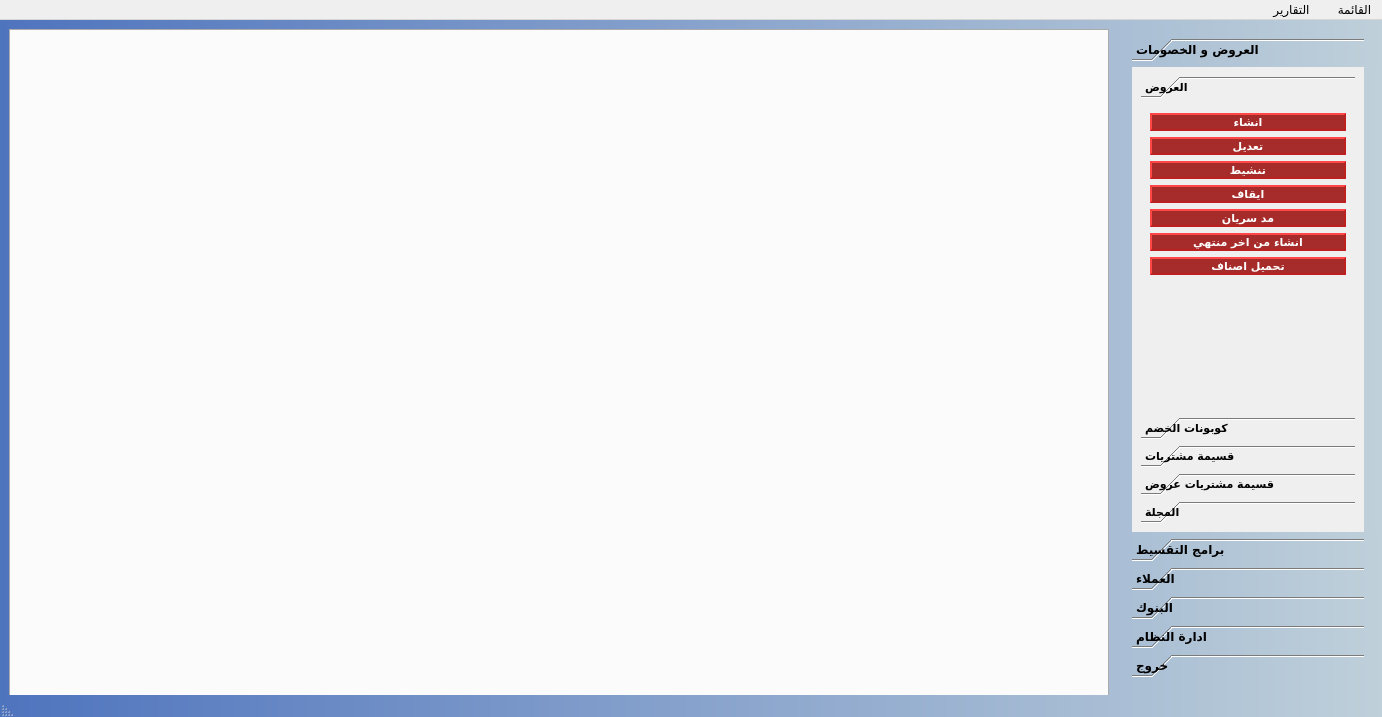
The window that presentation/main_login_ui/main3.ui (shymaa123456/HyperPOS2020) describes before a commit, drawn with Qt 5.
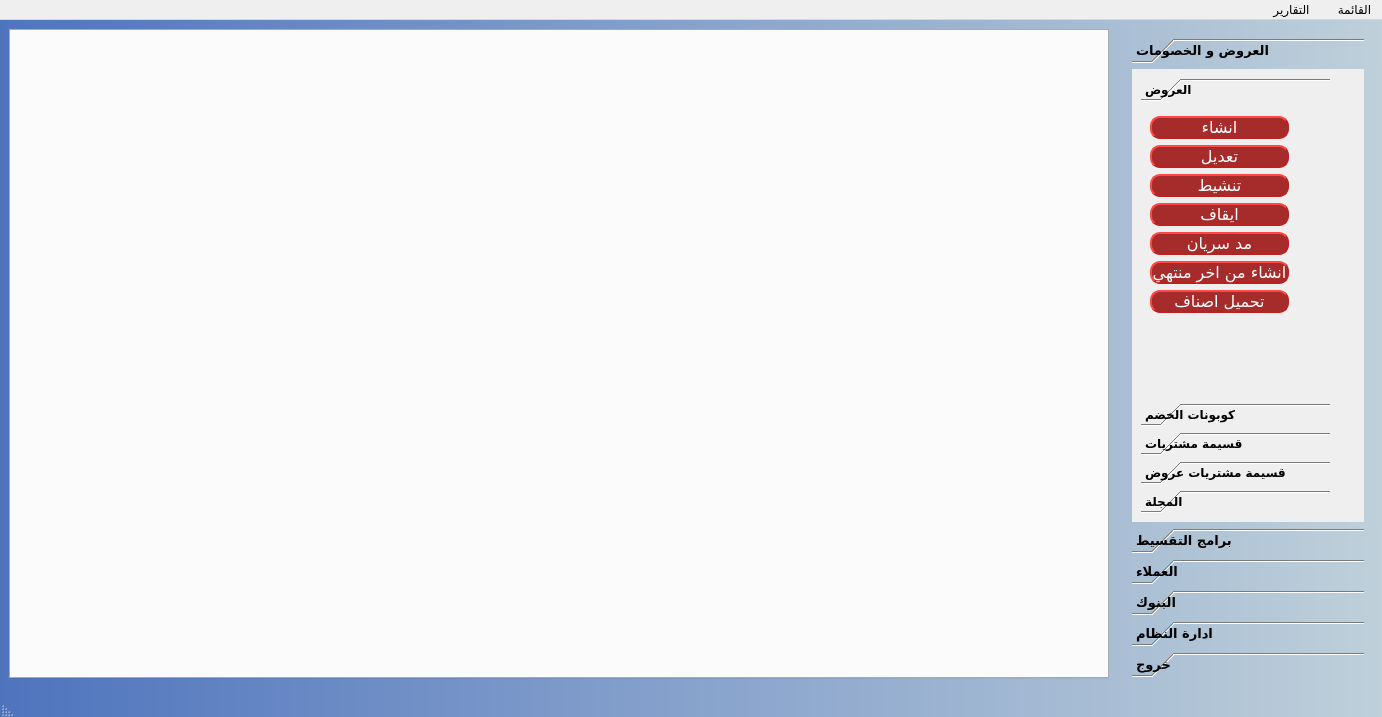
The same window after the commit. The open tabs and pages were chosen to show the change.

Diff of the .ui file:
```diff
--- a/presentation/main_login_ui/main3.ui
+++ b/presentation/main_login_ui/main3.ui
@@ -96,7 +96,7 @@
          <property name="font">
           <font>
            <family>29LT Bukra Regular</family>
-           <pointsize>9</pointsize>
+           <pointsize>10</pointsize>
            <weight>75</weight>
            <bold>true</bold>
           </font>
@@ -151,19 +151,19 @@
             <x>0</x>
             <y>0</y>
             <width>228</width>
-            <height>462</height>
+            <height>456</height>
            </rect>
           </property>
           <attribute name="label">
            <string>العروض و الخصومات</string>
           </attribute>
           <layout class="QGridLayout" name="gridLayout">
-           <item row="0" column="0">
+           <item row="0" column="1">
             <widget class="QToolBox" name="toolBox_2">
              <property name="font">
               <font>
                <family>29LT Bukra Regular</family>
-               <pointsize>8</pointsize>
+               <pointsize>9</pointsize>
                <weight>75</weight>
                <bold>true</bold>
               </font>
@@ -177,77 +177,160 @@
              <widget class="QWidget" name="QM_Promotion_Prom">
               <property name="geometry">
                <rect>
-                <x>0</x>
+                <x>-8</x>
                 <y>0</y>
-                <width>206</width>
-                <height>300</height>
+                <width>182</width>
+                <height>272</height>
                </rect>
               </property>
               <attribute name="label">
                <string>العروض</string>
               </attribute>
               <layout class="QGridLayout" name="gridLayout_2">
-               <item row="0" column="0">
+               <item row="0" column="1">
                 <widget class="QPushButton" name="QAct_Prom_Add">
+                 <property name="font">
+                  <font>
+                   <family>29LT Bukra Regular</family>
+                   <pointsize>12</pointsize>
+                   <weight>50</weight>
+                   <italic>false</italic>
+                   <bold>false</bold>
+                  </font>
+                 </property>
                  <property name="text">
                   <string>انشاء</string>
                  </property>
                 </widget>
                </item>
-               <item row="6" column="0">
+               <item row="6" column="1">
                 <widget class="QPushButton" name="QAct_Prom_Upload">
+                 <property name="font">
+                  <font>
+                   <family>29LT Bukra Regular</family>
+                   <pointsize>12</pointsize>
+                   <weight>50</weight>
+                   <italic>false</italic>
+                   <bold>false</bold>
+                  </font>
+                 </property>
                  <property name="text">
                   <string>تحميل اصناف</string>
                  </property>
                 </widget>
                </item>
-               <item row="2" column="0">
+               <item row="1" column="1">
+                <widget class="QPushButton" name="QAct_Prom_Edit">
+                 <property name="font">
+                  <font>
+                   <family>29LT Bukra Regular</family>
+                   <pointsize>12</pointsize>
+                   <weight>50</weight>
+                   <italic>false</italic>
+                   <bold>false</bold>
+                  </font>
+                 </property>
+                 <property name="text">
+                  <string>تعديل</string>
+                 </property>
+                </widget>
+               </item>
+               <item row="2" column="1">
                 <widget class="QPushButton" name="QAct_Prom_Activate">
+                 <property name="font">
+                  <font>
+                   <family>29LT Bukra Regular</family>
+                   <pointsize>12</pointsize>
+                   <weight>50</weight>
+                   <italic>false</italic>
+                   <bold>false</bold>
+                  </font>
+                 </property>
                  <property name="text">
                   <string>تنشيط</string>
                  </property>
                 </widget>
                </item>
-               <item row="3" column="0">
+               <item row="3" column="1">
                 <widget class="QPushButton" name="QAct_Prom_Deactivate">
+                 <property name="font">
+                  <font>
+                   <family>29LT Bukra Regular</family>
+                   <pointsize>12</pointsize>
+                   <weight>50</weight>
+                   <italic>false</italic>
+                   <bold>false</bold>
+                  </font>
+                 </property>
                  <property name="text">
                   <string>ايقاف</string>
                  </property>
                 </widget>
                </item>
-               <item row="1" column="0">
-                <widget class="QPushButton" name="QAct_Prom_Edit">
-                 <property name="text">
-                  <string>تعديل</string>
-                 </property>
-                </widget>
-               </item>
-               <item row="4" column="0">
+               <item row="4" column="1">
                 <widget class="QPushButton" name="QAct_Prom_Date_Increase">
+                 <property name="font">
+                  <font>
+                   <family>29LT Bukra Regular</family>
+                   <pointsize>12</pointsize>
+                   <weight>50</weight>
+                   <italic>false</italic>
+                   <bold>false</bold>
+                  </font>
+                 </property>
                  <property name="text">
                   <string>مد سريان</string>
                  </property>
                 </widget>
                </item>
-               <item row="5" column="0">
+               <item row="7" column="1">
+                <spacer name="verticalSpacer">
+                 <property name="orientation">
+                  <enum>Qt::Vertical</enum>
+                 </property>
+                 <property name="sizeHint" stdset="0">
+                  <size>
+                   <width>20</width>
+                   <height>40</height>
+                  </size>
+                 </property>
+                </spacer>
+               </item>
+               <item row="5" column="1">
                 <widget class="QPushButton" name="QAct_Prom_Copy">
+                 <property name="font">
+                  <font>
+                   <family>29LT Bukra Regular</family>
+                   <pointsize>12</pointsize>
+                   <weight>50</weight>
+                   <italic>false</italic>
+                   <bold>false</bold>
+                  </font>
+                 </property>
                  <property name="text">
                   <string>انشاء من اخر منتهي</string>
                  </property>
                 </widget>
                </item>
-               <item row="7" column="0">
-                <spacer name="verticalSpacer">
-                 <property name="orientation">
-                  <enum>Qt::Vertical</enum>
+               <item row="3" column="0">
+                <layout class="QGridLayout" name="gridLayout_21">
+                 <property name="leftMargin">
+                  <number>5</number>
                  </property>
-                 <property name="sizeHint" stdset="0">
-                  <size>
-                   <width>20</width>
-                   <height>40</height>
-                  </size>
-                 </property>
-                </spacer>
+                 <item row="0" column="0">
+                  <spacer name="horizontalSpacer_3">
+                   <property name="orientation">
+                    <enum>Qt::Horizontal</enum>
+                   </property>
+                   <property name="sizeHint" stdset="0">
+                    <size>
+                     <width>40</width>
+                     <height>20</height>
+                    </size>
+                   </property>
+                  </spacer>
+                 </item>
+                </layout>
                </item>
               </layout>
              </widget>
@@ -570,6 +653,16 @@
              </widget>
             </widget>
            </item>
+           <item row="0" column="0">
+            <layout class="QGridLayout" name="gridLayout_20" rowstretch="0" rowminimumheight="0">
+             <property name="leftMargin">
+              <number>25</number>
+             </property>
+             <property name="horizontalSpacing">
+              <number>6</number>
+             </property>
+            </layout>
+           </item>
           </layout>
          </widget>
          <widget class="QWidget" name="QM_Installment">
@@ -1559,7 +1652,13 @@
         <property name="minimumSize">
          <size>
           <width>1100</width>
-          <height>717</height>
+          <height>650</height>
+         </size>
+        </property>
+        <property name="maximumSize">
+         <size>
+          <width>16777215</width>
+          <height>16777215</height>
          </size>
         </property>
         <property name="layoutDirection">
```
Left out of the diff: 1029 changed lines with no effect on the pictures.
